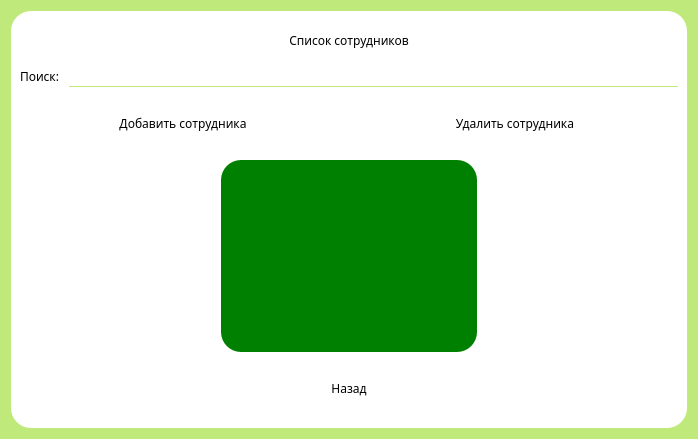
The window that UI/employeesListAdmin/employeesListAdmin.ui (Savely2402/course-project) describes before a commit, drawn with Qt 5.
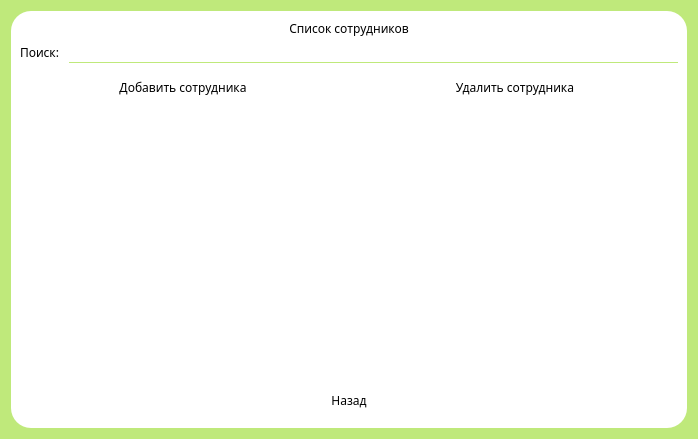
The same window after the commit.

```diff
--- a/UI/employeesListAdmin/employeesListAdmin.ui
+++ b/UI/employeesListAdmin/employeesListAdmin.ui
@@ -123,19 +123,8 @@
         </item>
        </layout>
       </item>
-      <item alignment="Qt::AlignmentFlag::AlignHCenter">
-       <widget class="QTableView" name="EmployeesTable">
-        <property name="sizePolicy">
-         <sizepolicy hsizetype="Fixed" vsizetype="Fixed">
-          <horstretch>0</horstretch>
-          <verstretch>0</verstretch>
-         </sizepolicy>
-        </property>
-        <property name="styleSheet">
-         <string notr="true">background-color: green;
-</string>
-        </property>
-       </widget>
+      <item>
+       <widget class="QTableView" name="tableView"/>
       </item>
       <item alignment="Qt::AlignmentFlag::AlignHCenter">
        <widget class="QPushButton" name="ReturnButton">
```
